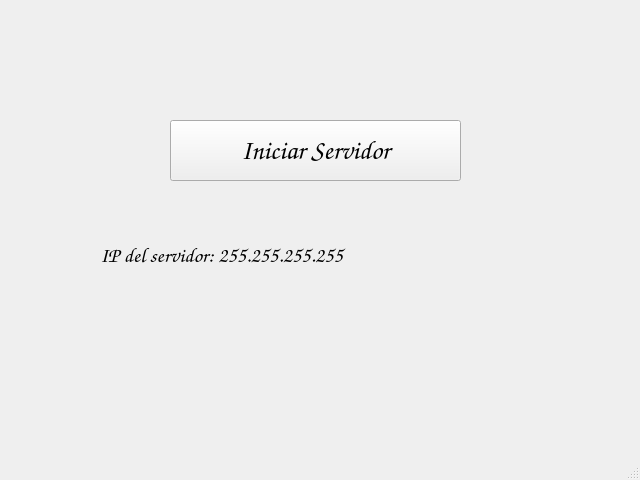
Before: the Qt Designer form UI/servidor.ui in axlserial/sockets-transmision-distribuidos, drawn with Qt 5.
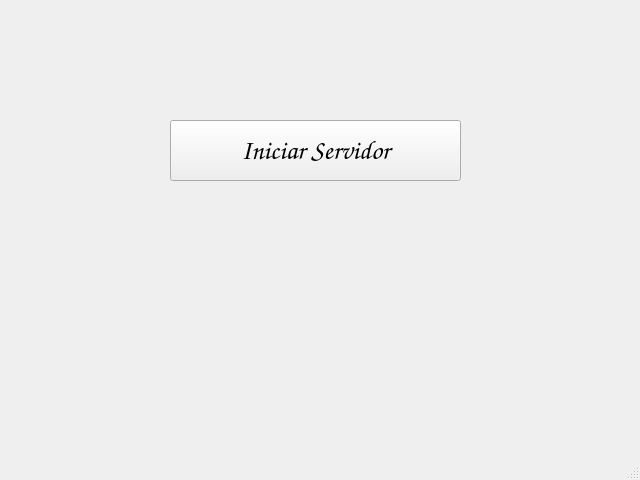
After: the same form once the commit is applied.

Commit message: Servidor funcionando - Avance Cliente

The edit to the form file:
```diff
--- a/UI/servidor.ui
+++ b/UI/servidor.ui
@@ -56,7 +56,10 @@
      </font>
     </property>
     <property name="text">
-     <string>IP del servidor: 255.255.255.255</string>
+     <string/>
+    </property>
+    <property name="alignment">
+     <set>Qt::AlignCenter</set>
     </property>
    </widget>
   </widget>
```
Left out of the diff: 4 changed lines with no effect on the pictures. The commit also changes 9 other files.
